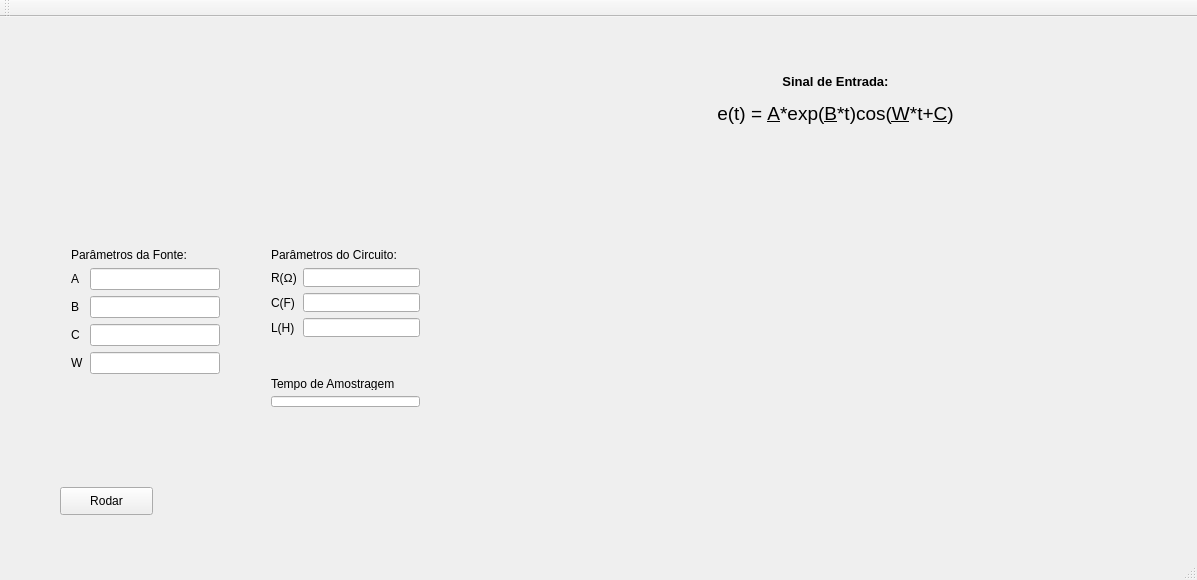
Before: the Qt Designer form RLC_Serie/mainwindow.ui in ProgramacaoEE2018/Shilton_circuito_RLC, drawn with Qt 5.
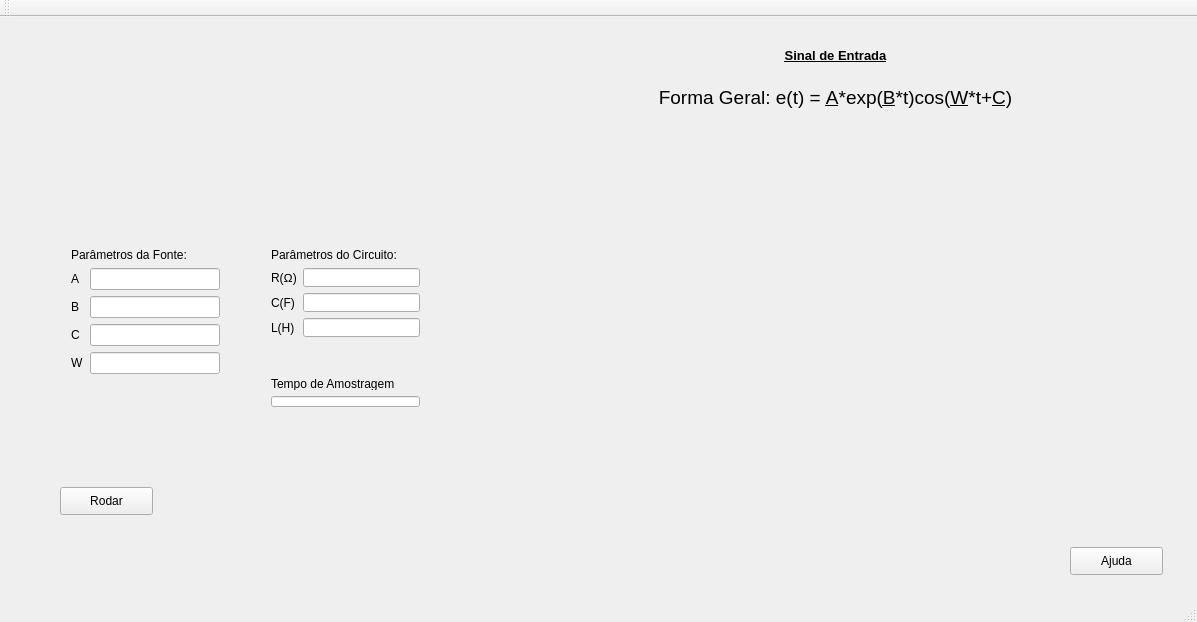
After: the same form once the commit is applied. Icons and pictures are not drawn. Custom widgets are drawn as their Qt base class.

Diff of the .ui file:
```diff
--- a/RLC_Serie/mainwindow.ui
+++ b/RLC_Serie/mainwindow.ui
@@ -7,7 +7,7 @@
     <x>0</x>
     <y>0</y>
     <width>1197</width>
-    <height>580</height>
+    <height>622</height>
    </rect>
   </property>
   <property name="maximumSize">
@@ -104,23 +104,30 @@
     <property name="geometry">
      <rect>
       <x>610</x>
-      <y>40</y>
+      <y>10</y>
       <width>451</width>
-      <height>81</height>
+      <height>141</height>
      </rect>
     </property>
     <layout class="QVBoxLayout" name="verticalLayout">
      <item>
       <widget class="QLabel" name="label_5">
        <property name="text">
-        <string>&lt;html&gt;&lt;head/&gt;&lt;body&gt;&lt;p align=&quot;center&quot;&gt;&lt;span style=&quot; font-size:10pt; font-weight:600;&quot;&gt;Sinal de Entrada:&lt;/span&gt;&lt;/p&gt;&lt;/body&gt;&lt;/html&gt;</string>
+        <string>&lt;html&gt;&lt;head/&gt;&lt;body&gt;&lt;p align=&quot;center&quot;&gt;&lt;span style=&quot; font-size:10pt; font-weight:600; text-decoration: underline;&quot;&gt;Sinal de Entrada&lt;/span&gt;&lt;/p&gt;&lt;/body&gt;&lt;/html&gt;</string>
        </property>
       </widget>
      </item>
      <item>
       <widget class="QLabel" name="label_6">
        <property name="text">
-        <string>&lt;html&gt;&lt;head/&gt;&lt;body&gt;&lt;p align=&quot;center&quot;&gt;&lt;span style=&quot; font-size:14pt;&quot;&gt;e(t) = &lt;/span&gt;&lt;span style=&quot; font-size:14pt; text-decoration: underline;&quot;&gt;A&lt;/span&gt;&lt;span style=&quot; font-size:14pt;&quot;&gt;*exp(&lt;/span&gt;&lt;span style=&quot; font-size:14pt; text-decoration: underline;&quot;&gt;B&lt;/span&gt;&lt;span style=&quot; font-size:14pt;&quot;&gt;*t)cos(&lt;/span&gt;&lt;span style=&quot; font-size:14pt; text-decoration: underline;&quot;&gt;W&lt;/span&gt;&lt;span style=&quot; font-size:14pt;&quot;&gt;*t+&lt;/span&gt;&lt;span style=&quot; font-size:14pt; text-decoration: underline;&quot;&gt;C&lt;/span&gt;&lt;span style=&quot; font-size:14pt;&quot;&gt;)&lt;/span&gt;&lt;/p&gt;&lt;/body&gt;&lt;/html&gt;</string>
+        <string>&lt;html&gt;&lt;head/&gt;&lt;body&gt;&lt;p align=&quot;center&quot;&gt;&lt;span style=&quot; font-size:14pt;&quot;&gt;Forma Geral: e(t) = &lt;/span&gt;&lt;span style=&quot; font-size:14pt; text-decoration: underline;&quot;&gt;A&lt;/span&gt;&lt;span style=&quot; font-size:14pt;&quot;&gt;*exp(&lt;/span&gt;&lt;span style=&quot; font-size:14pt; text-decoration: underline;&quot;&gt;B&lt;/span&gt;&lt;span style=&quot; font-size:14pt;&quot;&gt;*t)cos(&lt;/span&gt;&lt;span style=&quot; font-size:14pt; text-decoration: underline;&quot;&gt;W&lt;/span&gt;&lt;span style=&quot; font-size:14pt;&quot;&gt;*t+&lt;/span&gt;&lt;span style=&quot; font-size:14pt; text-decoration: underline;&quot;&gt;C&lt;/span&gt;&lt;span style=&quot; font-size:14pt;&quot;&gt;)&lt;/span&gt;&lt;/p&gt;&lt;/body&gt;&lt;/html&gt;</string>
+       </property>
+      </widget>
+     </item>
+     <item>
+      <widget class="QLabel" name="label_15">
+       <property name="text">
+        <string/>
        </property>
       </widget>
      </item>
@@ -223,16 +230,32 @@
      </item>
     </layout>
    </widget>
-  </widget>
-  <widget class="QMenuBar" name="menuBar">
-   <property name="geometry">
-    <rect>
-     <x>0</x>
-     <y>0</y>
-     <width>1197</width>
-     <height>26</height>
-    </rect>
-   </property>
+   <widget class="QLabel" name="label_14">
+    <property name="geometry">
+     <rect>
+      <x>520</x>
+      <y>540</y>
+      <width>411</width>
+      <height>21</height>
+     </rect>
+    </property>
+    <property name="text">
+     <string/>
+    </property>
+   </widget>
+   <widget class="QPushButton" name="pushButton_2">
+    <property name="geometry">
+     <rect>
+      <x>1070</x>
+      <y>530</y>
+      <width>93</width>
+      <height>28</height>
+     </rect>
+    </property>
+    <property name="text">
+     <string>Ajuda</string>
+    </property>
+   </widget>
   </widget>
   <widget class="QToolBar" name="mainToolBar">
    <attribute name="toolBarArea">
```
